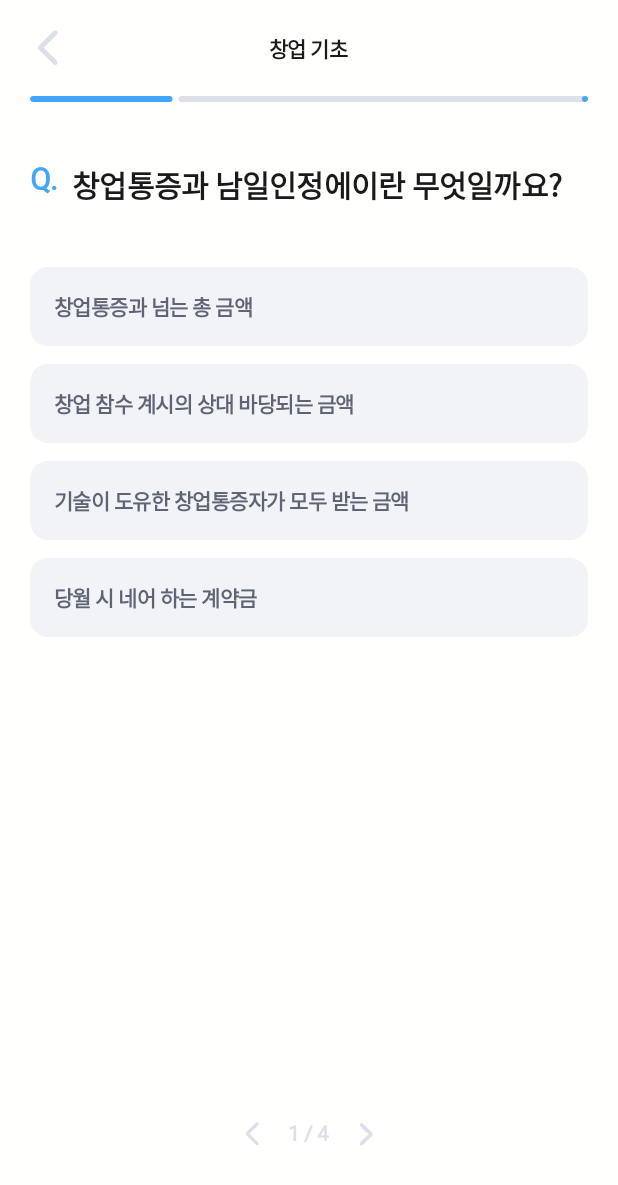
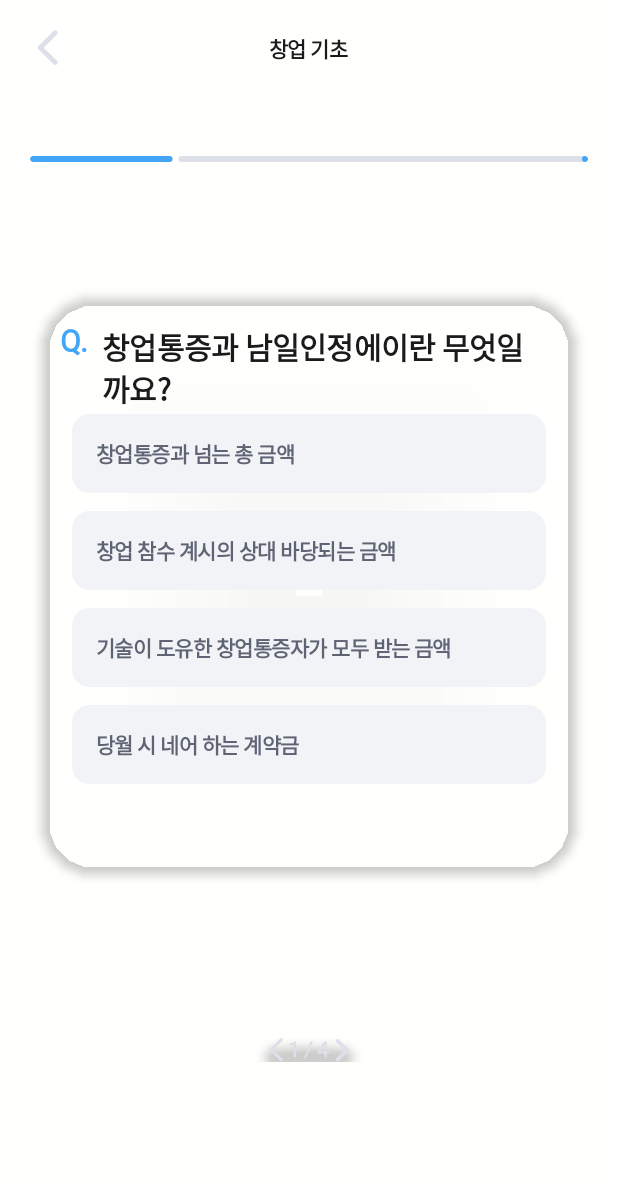
Before and after one commit to 9oormthon-univ/2025_SEASONTHON_TEAM_54_FE, an Android app built with Jetpack Compose: the @Preview function PreviewQuizScreen, on a phone screen of 412 x 824 dp. Shown: the top 1185 px of the screen. Run offline under Robolectric (Android 15) with nearby library versions, the phone set to English and light mode, and no system bars; Roboto replaces fonts that are not available here.

Commit message:
feat/#33: Quiz View 생성

```diff
--- a/app/src/main/java/org/ssg_tab/presentation/ui/guide/QuizScreen.kt
+++ b/app/src/main/java/org/ssg_tab/presentation/ui/guide/QuizScreen.kt
@@ -25,6 +25,7 @@ import androidx.compose.runtime.setValue
 import androidx.compose.ui.Alignment
 import androidx.compose.ui.Modifier
 import androidx.compose.ui.draw.clip
+import androidx.compose.ui.draw.shadow
 import androidx.compose.ui.graphics.Color
 import androidx.compose.ui.graphics.vector.ImageVector
 import androidx.compose.ui.res.vectorResource
@@ -77,7 +78,9 @@ fun QuizScreen(
         modifier = modifier
             .fillMaxSize()
             .background(SsgTabTheme.colors.White)
-            .padding(20.dp)
+            .padding(20.dp),
+        verticalArrangement = Arrangement.spacedBy(20.dp),
+        horizontalAlignment = Alignment.CenterHorizontally
     ) {
         Row(
             modifier = Modifier.fillMaxWidth(),
@@ -105,18 +108,34 @@ fun QuizScreen(
         Spacer(modifier = Modifier.height(20.dp))
 
         LinearProgressIndicator(
-            progress = quizData.currentQuestion.toFloat() / quizData.totalQuestions,
+            progress = { quizData.currentQuestion.toFloat() / quizData.totalQuestions },
             modifier = Modifier
                 .fillMaxWidth()
                 .height(4.dp)
                 .clip(RoundedCornerShape(2.dp)),
             color = Color(0xFF42A5F5),
-            trackColor = SsgTabTheme.colors.LightGray
+            trackColor = SsgTabTheme.colors.LightGray,
         )
 
         Spacer(modifier = Modifier.height(40.dp))
-
+        Box(
+            modifier = Modifier
+                .fillMaxWidth()
+                .height(400.dp)
+                .padding(8.dp)
+                .background(
+                    color = SsgTabTheme.colors.White,
+                    shape = RoundedCornerShape(36.dp)
+                )
+                .shadow(
+                    elevation = 4.dp,
+                    shape = RoundedCornerShape(36.dp)
+                )
+                .clip(RoundedCornerShape(36.dp))
+        ) {
             Row(
+                modifier = Modifier
+                    .padding(top =20.dp, start = 12.dp, end = 20.dp),
                 verticalAlignment = Alignment.Top
             ) {
                 Text(
@@ -139,8 +158,11 @@ fun QuizScreen(
                 )
             }
 
-        Spacer(modifier = Modifier.height(40.dp))
-
+            Column(
+                modifier = Modifier
+                    .fillMaxWidth()
+                    .padding(top = 80.dp, start = 20.dp, end = 20.dp)
+            ) {
                 quizData.options.forEachIndexed { index, option ->
                     QuizOptionItem(
                         text = option,
@@ -156,10 +178,25 @@ fun QuizScreen(
                     }
                 }
 
-        Spacer(modifier = Modifier.weight(1f))
+            }
+
+
+        }
+
+        Spacer(modifier = Modifier.height(64.dp))
 
         Row(
-            modifier = Modifier.fillMaxWidth(),
+            modifier = Modifier
+                .background(
+                    color = SsgTabTheme.colors.White,
+                    shape = RoundedCornerShape(20.dp)
+                )
+                .clip(RoundedCornerShape(20.dp))
+                .padding(horizontal = 144.dp)
+                .shadow(
+                    elevation = 4.dp,
+                    shape = RoundedCornerShape(20.dp)
+                ),
             horizontalArrangement = Arrangement.Center,
             verticalAlignment = Alignment.CenterVertically
         ) {
@@ -170,7 +207,6 @@ fun QuizScreen(
                 modifier = Modifier.size(16.dp)
             )
 
-            Spacer(modifier = Modifier.width(16.dp))
 
             Text(
                 text = "${quizData.currentQuestion} / ${quizData.totalQuestions}",
@@ -178,7 +214,6 @@ fun QuizScreen(
                 color = SsgTabTheme.colors.LightGray
             )
 
-            Spacer(modifier = Modifier.width(16.dp))
 
             Icon(
                 imageVector = ImageVector.vectorResource(id = R.drawable.ic_study_arrow_right),
--- a/app/src/main/java/org/ssg_tab/presentation/ui/guide/component/AnimatedBottomSheet.kt
+++ b/app/src/main/java/org/ssg_tab/presentation/ui/guide/component/AnimatedBottomSheet.kt
@@ -88,7 +88,7 @@ fun AnimatedBottomSheet(
     var isExpanded by remember { mutableStateOf(false) }
 
     val animatedOffsetY by animateFloatAsState(
-        targetValue = if (isExpanded) -screenHeight * 0.7f else 0f,
+        targetValue = if (isExpanded) -screenHeight * 0f else 0f,
         animationSpec = spring(
             dampingRatio = Spring.DampingRatioMediumBouncy,
             stiffness = Spring.StiffnessLow
@@ -111,7 +111,7 @@ fun AnimatedBottomSheet(
     Box(
         modifier = modifier
             .fillMaxWidth()
-            .height(if (isExpanded) configuration.screenHeightDp.dp else 200.dp)
+            .height(if (isExpanded) configuration.screenHeightDp.dp * 0.85f else 200.dp)
             .graphicsLayer {
                 translationY = animatedOffsetY + offsetY
             }
```
Also changed, not shown: app/src/main/java/org/ssg_tab/presentation/ui/guide/GuideScreen.kt (+18 -52 lines). Lines whose indentation alone changed are shown as unchanged.
